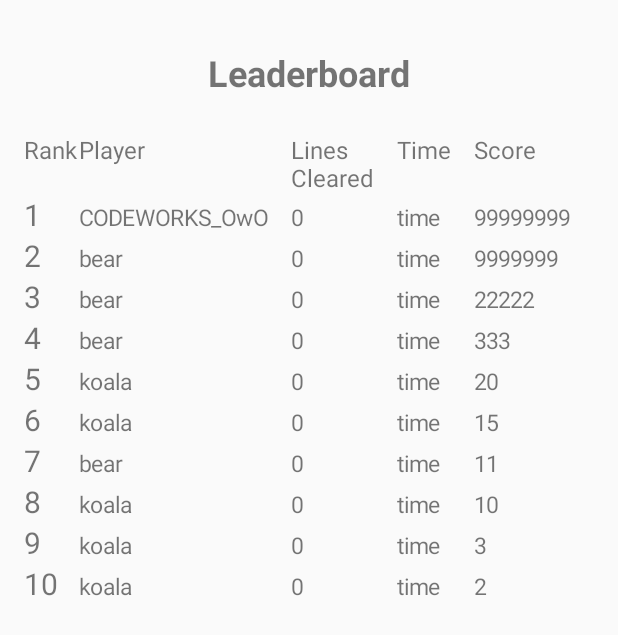
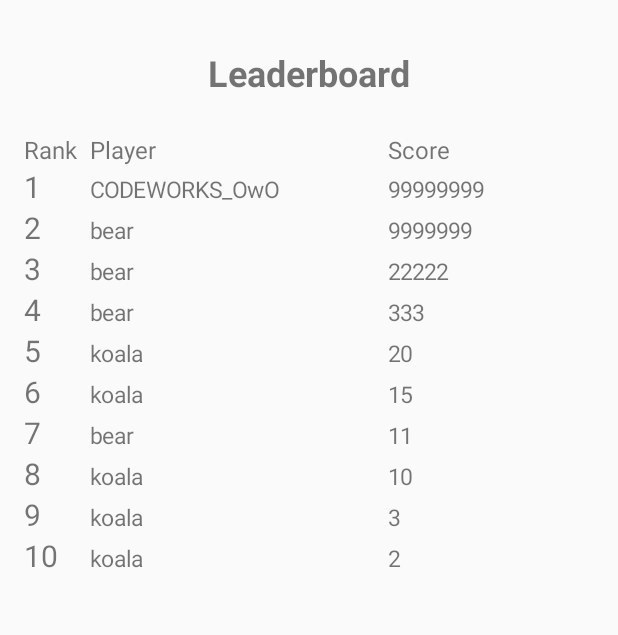
Before and after one commit to jasonliu-json/android-games, an Android app: the LeaderboardActivity screen opened directly, with no data from a screen before it, on a phone screen of 412 x 824 dp. Shown: the top 635 px of the screen. Run offline under Robolectric (Android 15) with nearby library versions, the phone set to English and light mode, and no system bars.

Commit message:
fixed leaderboard

```diff
--- a/phase1/app/src/main/java/uoft/csc207/gameapplication/LeaderboardActivity.java
+++ b/phase1/app/src/main/java/uoft/csc207/gameapplication/LeaderboardActivity.java
@@ -42,11 +42,11 @@ public class LeaderboardActivity extends AppCompatActivity {
         int[] playerTextViewIds = {R.id.player1, R.id.player2, R.id.player3, R.id.player4,
                 R.id.player5, R.id.player6, R.id.player7, R.id.player8, R.id.player9,
                 R.id.player10};
-        int[] linesClearedTextViewIds = {R.id.linescleared1, R.id.linescleared2, R.id.linescleared3,
-                R.id.linescleared4, R.id.linescleared5, R.id.linescleared6, R.id.linescleared7,
-                R.id.linescleared8, R.id.linescleared9, R.id.linescleared10};
-        int[] timeTextViewIds = {R.id.time1, R.id.time2, R.id.time3, R.id.time4, R.id.time5, R.id.time6,
-                R.id.time7, R.id.time8, R.id.time9, R.id.time10};
+//        int[] linesClearedTextViewIds = {R.id.linescleared1, R.id.linescleared2, R.id.linescleared3,
+//                R.id.linescleared4, R.id.linescleared5, R.id.linescleared6, R.id.linescleared7,
+//                R.id.linescleared8, R.id.linescleared9, R.id.linescleared10};
+//        int[] timeTextViewIds = {R.id.time1, R.id.time2, R.id.time3, R.id.time4, R.id.time5, R.id.time6,
+//                R.id.time7, R.id.time8, R.id.time9, R.id.time10};
         int[] scoreTextViewIds = {R.id.score1, R.id.score2, R.id.score3, R.id.score4, R.id.score5,
                 R.id.score6, R.id.score7, R.id.score8, R.id.score9, R.id.score10};
 
@@ -60,15 +60,15 @@ public class LeaderboardActivity extends AppCompatActivity {
             playerTextView.setTextSize(15);
             playerTextView.setText(topTenPlayers[i]);
 
-            TextView linesClearedTextView = (TextView) findViewById(linesClearedTextViewIds[i]);
-            linesClearedTextView.setTextSize(15);
-//            linesClearedTextView.setText(topTenLinesCleared[i]);
-            linesClearedTextView.setText("0");
-
-            TextView timeTextView = (TextView) findViewById(timeTextViewIds[i]);
-            timeTextView.setTextSize(15);
-//            timeTextView.setText(topTenLinesCleared[i]);
-            timeTextView.setText("time");
+//            TextView linesClearedTextView = (TextView) findViewById(linesClearedTextViewIds[i]);
+//            linesClearedTextView.setTextSize(15);
+////            linesClearedTextView.setText(topTenLinesCleared[i]);
+//            linesClearedTextView.setText("0");
+//
+//            TextView timeTextView = (TextView) findViewById(timeTextViewIds[i]);
+//            timeTextView.setTextSize(15);
+////            timeTextView.setText(topTenLinesCleared[i]);
+//            timeTextView.setText("time");
 
             TextView scoreTextView = (TextView) findViewById(scoreTextViewIds[i]);
             scoreTextView.setTextSize(15);
--- a/phase1/app/src/main/res/layout/activity_leaderboard.xml
+++ b/phase1/app/src/main/res/layout/activity_leaderboard.xml
@@ -53,21 +53,21 @@
                 android:gravity="start"
                 android:text="Player" />
 
-            <TextView
-                android:layout_width="wrap_content"
-                android:layout_height="wrap_content"
-                android:layout_weight="8"
-                android:textSize="16sp"
-                android:gravity="start"
-                android:text="Lines\nCleared" />
+<!--            <TextView-->
+<!--                android:layout_width="wrap_content"-->
+<!--                android:layout_height="wrap_content"-->
+<!--                android:layout_weight="8"-->
+<!--                android:textSize="16sp"-->
+<!--                android:gravity="start"-->
+<!--                android:text="Lines\nCleared" />-->
 
-            <TextView
-                android:layout_width="wrap_content"
-                android:layout_height="wrap_content"
-                android:layout_weight="8"
-                android:textSize="16sp"
-                android:gravity="start"
-                android:text="Time" />
+<!--            <TextView-->
+<!--                android:layout_width="wrap_content"-->
+<!--                android:layout_height="wrap_content"-->
+<!--                android:layout_weight="8"-->
+<!--                android:textSize="16sp"-->
+<!--                android:gravity="start"-->
+<!--                android:text="Time" />-->
 
             <TextView
                 android:layout_width="wrap_content"
@@ -96,19 +96,19 @@
                 android:layout_weight="8"
                 android:gravity="start" />
 
-            <TextView
-                android:id="@+id/linescleared1"
-                android:layout_width="wrap_content"
-                android:layout_height="wrap_content"
-                android:layout_weight="8"
-                android:gravity="start" />
+<!--            <TextView-->
+<!--                android:id="@+id/linescleared1"-->
+<!--                android:layout_width="wrap_content"-->
+<!--                android:layout_height="wrap_content"-->
+<!--                android:layout_weight="8"-->
+<!--                android:gravity="start" />-->
 
-            <TextView
-                android:id="@+id/time1"
-                android:layout_width="wrap_content"
-                android:layout_height="wrap_content"
-                android:layout_weight="8"
-                android:gravity="start" />
+<!--            <TextView-->
+<!--                android:id="@+id/time1"-->
+<!--                android:layout_width="wrap_content"-->
+<!--                android:layout_height="wrap_content"-->
+<!--                android:layout_weight="8"-->
+<!--                android:gravity="start" />-->
 
             <TextView
                 android:id="@+id/score1"
@@ -135,19 +135,19 @@
                 android:layout_weight="8"
                 android:gravity="start" />
 
-            <TextView
-                android:id="@+id/linescleared2"
-                android:layout_width="wrap_content"
-                android:layout_height="wrap_content"
-                android:layout_weight="8"
-                android:gravity="start" />
+<!--            <TextView-->
+<!--                android:id="@+id/linescleared2"-->
+<!--                android:layout_width="wrap_content"-->
+<!--                android:layout_height="wrap_content"-->
+<!--                android:layout_weight="8"-->
+<!--                android:gravity="start" />-->
 
-            <TextView
-                android:id="@+id/time2"
-                android:layout_width="wrap_content"
-                android:layout_height="wrap_content"
-                android:layout_weight="8"
-                android:gravity="start" />
+<!--            <TextView-->
+<!--                android:id="@+id/time2"-->
+<!--                android:layout_width="wrap_content"-->
+<!--                android:layout_height="wrap_content"-->
+<!--                android:layout_weight="8"-->
+<!--                android:gravity="start" />-->
 
             <TextView
                 android:id="@+id/score2"
@@ -174,19 +174,19 @@
                 android:layout_weight="8"
                 android:gravity="start" />
 
-            <TextView
-                android:id="@+id/linescleared3"
-                android:layout_width="wrap_content"
-                android:layout_height="wrap_content"
-                android:layout_weight="8"
-                android:gravity="start" />
+<!--            <TextView-->
+<!--                android:id="@+id/linescleared3"-->
+<!--                android:layout_width="wrap_content"-->
+<!--                android:layout_height="wrap_content"-->
+<!--                android:layout_weight="8"-->
+<!--                android:gravity="start" />-->
 
-            <TextView
-                android:id="@+id/time3"
-                android:layout_width="wrap_content"
-                android:layout_height="wrap_content"
-                android:layout_weight="8"
-                android:gravity="start" />
+<!--            <TextView-->
+<!--                android:id="@+id/time3"-->
+<!--                android:layout_width="wrap_content"-->
+<!--                android:layout_height="wrap_content"-->
+<!--                android:layout_weight="8"-->
+<!--                android:gravity="start" />-->
 
             <TextView
                 android:id="@+id/score3"
@@ -213,19 +213,19 @@
                 android:layout_weight="8"
                 android:gravity="start" />
 
-            <TextView
-                android:id="@+id/linescleared4"
-                android:layout_width="wrap_content"
-                android:layout_height="wrap_content"
-                android:layout_weight="8"
-                android:gravity="start" />
+<!--            <TextView-->
+<!--                android:id="@+id/linescleared4"-->
+<!--                android:layout_width="wrap_content"-->
+<!--                android:layout_height="wrap_content"-->
+<!--                android:layout_weight="8"-->
+<!--                android:gravity="start" />-->
 
-            <TextView
-                android:id="@+id/time4"
-                android:layout_width="wrap_content"
-                android:layout_height="wrap_content"
-                android:layout_weight="8"
-                android:gravity="start" />
+<!--            <TextView-->
+<!--                android:id="@+id/time4"-->
+<!--                android:layout_width="wrap_content"-->
+<!--                android:layout_height="wrap_content"-->
+<!--                android:layout_weight="8"-->
+<!--                android:gravity="start" />-->
 
             <TextView
                 android:id="@+id/score4"
@@ -252,19 +252,19 @@
                 android:layout_weight="8"
                 android:gravity="start" />
 
-            <TextView
-                android:id="@+id/linescleared5"
-                android:layout_width="wrap_content"
-                android:layout_height="wrap_content"
-                android:layout_weight="8"
-                android:gravity="start" />
+<!--            <TextView-->
+<!--                android:id="@+id/linescleared5"-->
+<!--                android:layout_width="wrap_content"-->
+<!--                android:layout_height="wrap_content"-->
+<!--                android:layout_weight="8"-->
+<!--                android:gravity="start" />-->
 
-            <TextView
-                android:id="@+id/time5"
-                android:layout_width="wrap_content"
-                android:layout_height="wrap_content"
-                android:layout_weight="8"
-                android:gravity="start" />
+<!--            <TextView-->
+<!--                android:id="@+id/time5"-->
+<!--                android:layout_width="wrap_content"-->
+<!--                android:layout_height="wrap_content"-->
+<!--                android:layout_weight="8"-->
+<!--                android:gravity="start" />-->
 
             <TextView
                 android:id="@+id/score5"
@@ -291,19 +291,19 @@
                 android:layout_weight="8"
                 android:gravity="start" />
 
-            <TextView
-                android:id="@+id/linescleared6"
-                android:layout_width="wrap_content"
-                android:layout_height="wrap_content"
-                android:layout_weight="8"
-                android:gravity="start" />
+<!--            <TextView-->
+<!--                android:id="@+id/linescleared6"-->
+<!--                android:layout_width="wrap_content"-->
+<!--                android:layout_height="wrap_content"-->
+<!--                android:layout_weight="8"-->
+<!--                android:gravity="start" />-->
 
-            <TextView
-                android:id="@+id/time6"
-                android:layout_width="wrap_content"
-                android:layout_height="wrap_content"
-                android:layout_weight="8"
-                android:gravity="start" />
+<!--            <TextView-->
+<!--                android:id="@+id/time6"-->
+<!--                android:layout_width="wrap_content"-->
+<!--                android:layout_height="wrap_content"-->
+<!--                android:layout_weight="8"-->
+<!--                android:gravity="start" />-->
 
             <TextView
                 android:id="@+id/score6"
@@ -330,19 +330,19 @@
                 android:layout_weight="8"
                 android:gravity="start" />
 
-            <TextView
-                android:id="@+id/linescleared7"
-                android:layout_width="wrap_content"
-                android:layout_height="wrap_content"
-                android:layout_weight="8"
-                android:gravity="start" />
+<!--            <TextView-->
+<!--                android:id="@+id/linescleared7"-->
+<!--                android:layout_width="wrap_content"-->
+<!--                android:layout_height="wrap_content"-->
+<!--                android:layout_weight="8"-->
+<!--                android:gravity="start" />-->
 
-            <TextView
-                android:id="@+id/time7"
-                android:layout_width="wrap_content"
-                android:layout_height="wrap_content"
-                android:layout_weight="8"
-                android:gravity="start" />
+<!--            <TextView-->
+<!--                android:id="@+id/time7"-->
+<!--                android:layout_width="wrap_content"-->
+<!--                android:layout_height="wrap_content"-->
+<!--                android:layout_weight="8"-->
+<!--                android:gravity="start" />-->
 
             <TextView
                 android:id="@+id/score7"
@@ -369,19 +369,19 @@
                 android:layout_weight="8"
                 android:gravity="start" />
 
-            <TextView
-                android:id="@+id/linescleared8"
-                android:layout_width="wrap_content"
-                android:layout_height="wrap_content"
-                android:layout_weight="8"
-                android:gravity="start" />
+<!--            <TextView-->
+<!--                android:id="@+id/linescleared8"-->
+<!--                android:layout_width="wrap_content"-->
+<!--                android:layout_height="wrap_content"-->
+<!--                android:layout_weight="8"-->
+<!--                android:gravity="start" />-->
 
-            <TextView
-                android:id="@+id/time8"
-                android:layout_width="wrap_content"
-                android:layout_height="wrap_content"
-                android:layout_weight="8"
-                android:gravity="start" />
+<!--            <TextView-->
+<!--                android:id="@+id/time8"-->
+<!--                android:layout_width="wrap_content"-->
+<!--                android:layout_height="wrap_content"-->
+<!--                android:layout_weight="8"-->
+<!--                android:gravity="start" />-->
 
             <TextView
                 android:id="@+id/score8"
@@ -408,19 +408,19 @@
                 android:layout_weight="8"
                 android:gravity="start" />
 
-            <TextView
-                android:id="@+id/linescleared9"
-                android:layout_width="wrap_content"
-                android:layout_height="wrap_content"
-                android:layout_weight="8"
-                android:gravity="start" />
+<!--            <TextView-->
+<!--                android:id="@+id/linescleared9"-->
+<!--                android:layout_width="wrap_content"-->
+<!--                android:layout_height="wrap_content"-->
+<!--                android:layout_weight="8"-->
+<!--                android:gravity="start" />-->
 
-            <TextView
-                android:id="@+id/time9"
-                android:layout_width="wrap_content"
-                android:layout_height="wrap_content"
-                android:layout_weight="8"
-                android:gravity="start" />
+<!--            <TextView-->
+<!--                android:id="@+id/time9"-->
+<!--                android:layout_width="wrap_content"-->
+<!--                android:layout_height="wrap_content"-->
+<!--                android:layout_weight="8"-->
+<!--                android:gravity="start" />-->
 
             <TextView
                 android:id="@+id/score9"
@@ -447,19 +447,19 @@
                 android:layout_weight="8"
                 android:gravity="start" />
 
-            <TextView
-                android:id="@+id/linescleared10"
-                android:layout_width="wrap_content"
-                android:layout_height="wrap_content"
-                android:layout_weight="8"
-                android:gravity="start" />
+<!--            <TextView-->
+<!--                android:id="@+id/linescleared10"-->
+<!--                android:layout_width="wrap_content"-->
+<!--                android:layout_height="wrap_content"-->
+<!--                android:layout_weight="8"-->
+<!--                android:gravity="start" />-->
 
-            <TextView
-                android:id="@+id/time10"
-                android:layout_width="wrap_content"
-                android:layout_height="wrap_content"
-                android:layout_weight="8"
-                android:gravity="start" />
+<!--            <TextView-->
+<!--                android:id="@+id/time10"-->
+<!--                android:layout_width="wrap_content"-->
+<!--                android:layout_height="wrap_content"-->
+<!--                android:layout_weight="8"-->
+<!--                android:gravity="start" />-->
 
             <TextView
                 android:id="@+id/score10"
```
